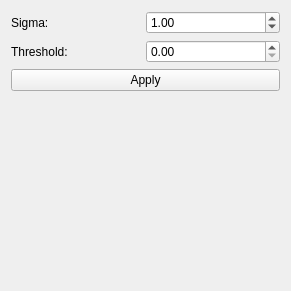
The window that ilastik/workflows/mriVolumetry/preproc_drawer.ui (ilastik/ilastik) describes before a commit, drawn with Qt 5.
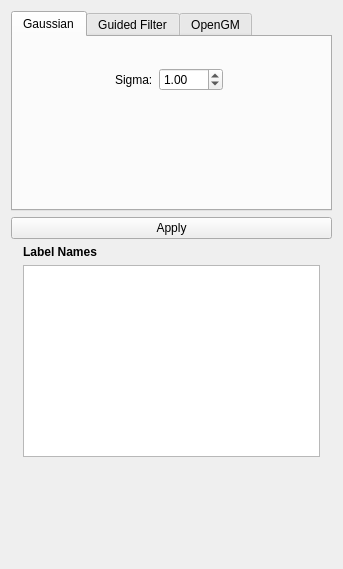
The same window after the commit.

The edit to the form file:
```diff
--- a/ilastik/workflows/mriVolumetry/preproc_drawer.ui
+++ b/ilastik/workflows/mriVolumetry/preproc_drawer.ui
@@ -6,8 +6,8 @@
    <rect>
     <x>0</x>
     <y>0</y>
-    <width>291</width>
-    <height>291</height>
+    <width>343</width>
+    <height>569</height>
    </rect>
   </property>
   <property name="windowTitle">
@@ -15,12 +15,51 @@
   </property>
   <layout class="QVBoxLayout" name="verticalLayout">
    <item>
-    <layout class="QHBoxLayout" name="horizontalLayout_sigma">
-     <property name="spacing">
+    <widget class="QTabWidget" name="tabWidget">
+     <property name="enabled">
+      <bool>true</bool>
+     </property>
+     <property name="minimumSize">
+      <size>
+       <width>0</width>
+       <height>200</height>
+      </size>
+     </property>
+     <property name="currentIndex">
       <number>0</number>
      </property>
+     <widget class="QWidget" name="costVolTab">
+      <attribute name="title">
+       <string>Gaussian</string>
+      </attribute>
+      <widget class="QWidget" name="layoutWidget">
+       <property name="geometry">
+        <rect>
+         <x>10</x>
+         <y>30</y>
+         <width>291</width>
+         <height>26</height>
+        </rect>
+       </property>
+       <layout class="QHBoxLayout" name="horizontalLayout_sigma" stretch="0,0,0,0">
+        <property name="spacing">
+         <number>-1</number>
+        </property>
      <item>
-      <widget class="QLabel" name="blockLabel">
+         <spacer name="horizontalSpacer">
+          <property name="orientation">
+           <enum>Qt::Horizontal</enum>
+          </property>
+          <property name="sizeHint" stdset="0">
+           <size>
+            <width>20</width>
+            <height>20</height>
+           </size>
+          </property>
+         </spacer>
+        </item>
+        <item>
+         <widget class="QLabel" name="sigmaLabel">
        <property name="sizePolicy">
         <sizepolicy hsizetype="Preferred" vsizetype="Preferred">
          <horstretch>0</horstretch>
@@ -57,24 +96,39 @@
        </property>
       </widget>
      </item>
-    </layout>
-   </item>
    <item>
-    <layout class="QHBoxLayout" name="horizontalLayout_thres" stretch="0,0">
-     <property name="spacing">
-      <number>0</number>
-     </property>
-     <item>
-      <widget class="QLabel" name="thresLabel">
-       <property name="text">
-        <string>Threshold:</string>
-       </property>
-      </widget>
-     </item>
-     <item>
-      <widget class="QDoubleSpinBox" name="thresSpinBox"/>
-     </item>
-    </layout>
+         <spacer name="horizontalSpacer_2">
+          <property name="orientation">
+           <enum>Qt::Horizontal</enum>
+          </property>
+          <property name="sizeHint" stdset="0">
+           <size>
+            <width>40</width>
+            <height>20</height>
+           </size>
+          </property>
+         </spacer>
+        </item>
+       </layout>
+      </widget>
+     </widget>
+     <widget class="QWidget" name="guidedTab">
+      <property name="enabled">
+       <bool>false</bool>
+      </property>
+      <attribute name="title">
+       <string>Guided Filter</string>
+      </attribute>
+     </widget>
+     <widget class="QWidget" name="opengmTab">
+      <property name="enabled">
+       <bool>false</bool>
+      </property>
+      <attribute name="title">
+       <string>OpenGM</string>
+      </attribute>
+     </widget>
+    </widget>
    </item>
    <item>
     <widget class="QPushButton" name="applyButton">
@@ -86,6 +140,32 @@
      </property>
     </widget>
    </item>
+   <item>
+    <layout class="QVBoxLayout" name="verticalLayout_2">
+     <property name="leftMargin">
+      <number>12</number>
+     </property>
+     <property name="rightMargin">
+      <number>12</number>
+     </property>
+     <item>
+      <widget class="QLabel" name="label">
+       <property name="font">
+        <font>
+         <weight>75</weight>
+         <bold>true</bold>
+        </font>
+       </property>
+       <property name="text">
+        <string>Label Names</string>
+       </property>
+      </widget>
+     </item>
+     <item>
+      <widget class="QListView" name="listView"/>
+     </item>
+    </layout>
+   </item>
    <item>
     <spacer name="verticalSpacer">
      <property name="orientation">
```
Left out of the diff: 3 changed lines with no effect on the pictures. Lines whose indentation alone changed are shown as unchanged.
